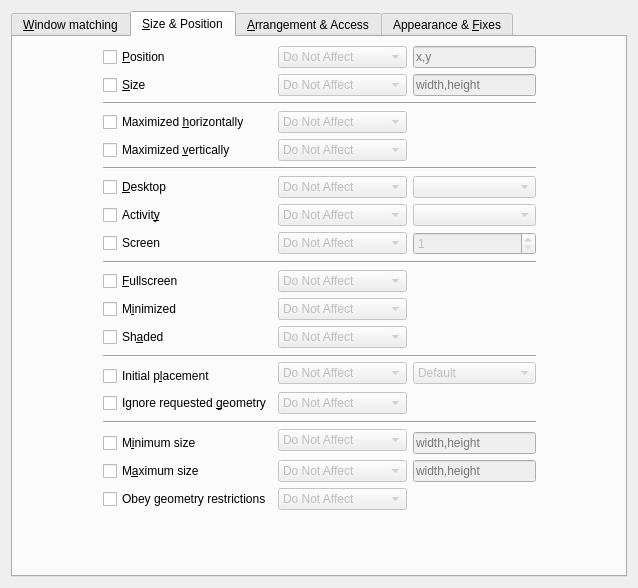
Qt form kwin/kcmkwin/kwinrules/ruleswidgetbase.ui (fluxer/kde-workspace) before a commit.
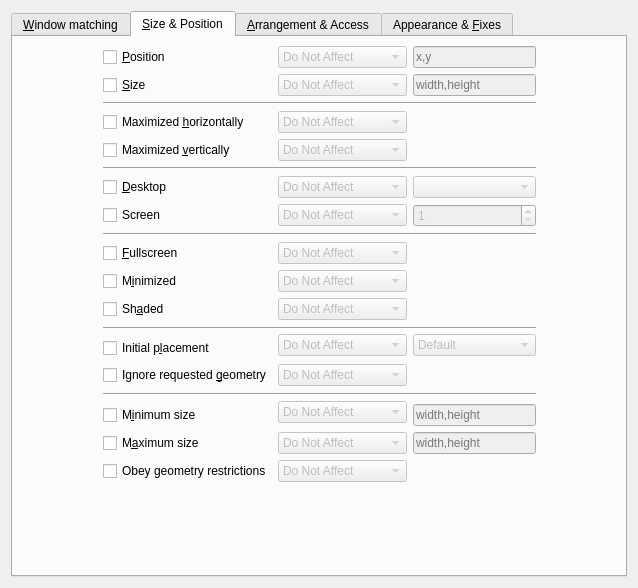
The same form after that commit. The open tabs and pages were chosen to show the change. Custom widgets are drawn as their Qt base class.

Commit message: kwin: remove activities support leftovers

```diff
--- a/kwin/kcmkwin/kwinrules/ruleswidgetbase.ui
+++ b/kwin/kcmkwin/kwinrules/ruleswidgetbase.ui
@@ -484,6 +484,13 @@
        <string>&amp;Size &amp;&amp; Position</string>
       </attribute>
       <layout class="QGridLayout" name="gridLayout_5">
+       <item row="11" column="1" colspan="2">
+        <widget class="QCheckBox" name="enable_shade">
+         <property name="text">
+          <string>Sh&amp;aded</string>
+         </property>
+        </widget>
+       </item>
        <item row="0" column="1">
         <widget class="QCheckBox" name="enable_position">
          <property name="text">
@@ -791,58 +798,7 @@
          </property>
         </spacer>
        </item>
-       <item row="7" column="1" colspan="2">
-        <widget class="QCheckBox" name="enable_activity">
-         <property name="text">
-          <string>Activit&amp;y</string>
-         </property>
-        </widget>
-       </item>
-       <item row="7" column="3">
-        <widget class="KComboBox" name="rule_activity">
-         <property name="enabled">
-          <bool>false</bool>
-         </property>
-         <item>
-          <property name="text">
-           <string>Do Not Affect</string>
-          </property>
-         </item>
-         <item>
-          <property name="text">
-           <string>Apply Initially</string>
-          </property>
-         </item>
-         <item>
-          <property name="text">
-           <string>Remember</string>
-          </property>
-         </item>
-         <item>
-          <property name="text">
-           <string>Force</string>
-          </property>
-         </item>
-         <item>
-          <property name="text">
-           <string>Apply Now</string>
-          </property>
-         </item>
-         <item>
-          <property name="text">
-           <string>Force Temporarily</string>
-          </property>
-         </item>
-        </widget>
-       </item>
        <item row="7" column="4">
-        <widget class="KComboBox" name="activity">
-         <property name="enabled">
-          <bool>false</bool>
-         </property>
-        </widget>
-       </item>
-       <item row="8" column="4">
         <widget class="QSpinBox" name="screen">
          <property name="enabled">
           <bool>false</bool>
@@ -852,21 +808,21 @@
          </property>
         </widget>
        </item>
-       <item row="9" column="1" colspan="4">
+       <item row="8" column="1" colspan="4">
         <widget class="Line" name="line_3">
          <property name="orientation">
           <enum>Qt::Horizontal</enum>
          </property>
         </widget>
        </item>
-       <item row="10" column="1" colspan="2">
+       <item row="9" column="1" colspan="2">
         <widget class="QCheckBox" name="enable_fullscreen">
          <property name="text">
           <string>&amp;Fullscreen</string>
          </property>
         </widget>
        </item>
-       <item row="10" column="3">
+       <item row="9" column="3">
         <widget class="KComboBox" name="rule_fullscreen">
          <property name="enabled">
           <bool>false</bool>
@@ -903,21 +859,21 @@
          </item>
         </widget>
        </item>
-       <item row="10" column="4">
+       <item row="9" column="4">
         <widget class="YesNoBox" name="fullscreen" native="true">
          <property name="enabled">
           <bool>false</bool>
          </property>
         </widget>
        </item>
-       <item row="11" column="1">
+       <item row="10" column="1">
         <widget class="QCheckBox" name="enable_minimize">
          <property name="text">
           <string>M&amp;inimized</string>
          </property>
         </widget>
        </item>
-       <item row="11" column="3">
+       <item row="10" column="3">
         <widget class="KComboBox" name="rule_minimize">
          <property name="enabled">
           <bool>false</bool>
@@ -954,21 +910,14 @@
          </item>
         </widget>
        </item>
-       <item row="11" column="4">
+       <item row="10" column="4">
         <widget class="YesNoBox" name="minimize" native="true">
          <property name="enabled">
           <bool>false</bool>
          </property>
         </widget>
        </item>
-       <item row="12" column="1" colspan="2">
-        <widget class="QCheckBox" name="enable_shade">
-         <property name="text">
-          <string>Sh&amp;aded</string>
-         </property>
-        </widget>
-       </item>
-       <item row="12" column="3">
+       <item row="11" column="3">
         <widget class="KComboBox" name="rule_shade">
          <property name="enabled">
           <bool>false</bool>
@@ -1005,21 +954,21 @@
          </item>
         </widget>
        </item>
-       <item row="12" column="4">
+       <item row="11" column="4">
         <widget class="YesNoBox" name="shade" native="true">
          <property name="enabled">
           <bool>false</bool>
          </property>
         </widget>
        </item>
-       <item row="13" column="1" rowspan="2" colspan="4">
+       <item row="12" column="1" rowspan="2" colspan="4">
         <widget class="Line" name="line">
          <property name="orientation">
           <enum>Qt::Horizontal</enum>
          </property>
         </widget>
        </item>
-       <item row="14" column="3" rowspan="2">
+       <item row="13" column="3" rowspan="2">
         <widget class="KComboBox" name="rule_placement">
          <property name="enabled">
           <bool>false</bool>
@@ -1041,7 +990,7 @@
          </item>
         </widget>
        </item>
-       <item row="14" column="4" rowspan="2">
+       <item row="13" column="4" rowspan="2">
         <widget class="KComboBox" name="placement">
          <property name="enabled">
           <bool>false</bool>
@@ -1098,7 +1047,7 @@
          </item>
         </widget>
        </item>
-       <item row="15" column="1">
+       <item row="14" column="1">
         <widget class="QCheckBox" name="enable_placement">
          <property name="toolTip">
           <string/>
@@ -1108,7 +1057,7 @@
          </property>
         </widget>
        </item>
-       <item row="16" column="1" colspan="2">
+       <item row="15" column="1" colspan="2">
         <widget class="QCheckBox" name="enable_ignoregeometry">
          <property name="toolTip">
           <string>Windows can ask to appear in a certain position.
@@ -1121,7 +1070,7 @@
          </property>
         </widget>
        </item>
-       <item row="16" column="3">
+       <item row="15" column="3">
         <widget class="KComboBox" name="rule_ignoregeometry">
          <property name="enabled">
           <bool>false</bool>
@@ -1158,21 +1107,21 @@
          </item>
         </widget>
        </item>
-       <item row="16" column="4">
+       <item row="15" column="4">
         <widget class="YesNoBox" name="ignoregeometry" native="true">
          <property name="enabled">
           <bool>false</bool>
          </property>
         </widget>
        </item>
-       <item row="17" column="1" rowspan="2" colspan="4">
+       <item row="16" column="1" rowspan="2" colspan="4">
         <widget class="Line" name="line_2">
          <property name="orientation">
           <enum>Qt::Horizontal</enum>
          </property>
         </widget>
        </item>
-       <item row="18" column="3" rowspan="2">
+       <item row="17" column="3" rowspan="2">
         <widget class="KComboBox" name="rule_minsize">
          <property name="enabled">
           <bool>false</bool>
@@ -1194,14 +1143,14 @@
          </item>
         </widget>
        </item>
-       <item row="19" column="1">
+       <item row="18" column="1">
         <widget class="QCheckBox" name="enable_minsize">
          <property name="text">
           <string>M&amp;inimum size</string>
          </property>
         </widget>
        </item>
-       <item row="19" column="4">
+       <item row="18" column="4">
         <widget class="KRestrictedLine" name="minsize">
          <property name="enabled">
           <bool>false</bool>
@@ -1214,14 +1163,14 @@
          </property>
         </widget>
        </item>
-       <item row="20" column="1">
+       <item row="19" column="1">
         <widget class="QCheckBox" name="enable_maxsize">
          <property name="text">
           <string>M&amp;aximum size</string>
          </property>
         </widget>
        </item>
-       <item row="20" column="3">
+       <item row="19" column="3">
         <widget class="KComboBox" name="rule_maxsize">
          <property name="enabled">
           <bool>false</bool>
@@ -1243,7 +1192,7 @@
          </item>
         </widget>
        </item>
-       <item row="20" column="4">
+       <item row="19" column="4">
         <widget class="KRestrictedLine" name="maxsize">
          <property name="enabled">
           <bool>false</bool>
@@ -1256,7 +1205,7 @@
          </property>
         </widget>
        </item>
-       <item row="21" column="1" colspan="2">
+       <item row="20" column="1" colspan="2">
         <widget class="QCheckBox" name="enable_strictgeometry">
          <property name="toolTip">
           <string>Eg. terminals or video players can ask to keep a certain aspect ratio
@@ -1276,7 +1225,7 @@
          </property>
         </widget>
        </item>
-       <item row="21" column="3">
+       <item row="20" column="3">
         <widget class="KComboBox" name="rule_strictgeometry">
          <property name="enabled">
           <bool>false</bool>
@@ -1298,14 +1247,14 @@
          </item>
         </widget>
        </item>
-       <item row="21" column="4">
+       <item row="20" column="4">
         <widget class="YesNoBox" name="strictgeometry" native="true">
          <property name="enabled">
           <bool>false</bool>
          </property>
         </widget>
        </item>
-       <item row="22" column="3">
+       <item row="21" column="3">
         <spacer>
          <property name="orientation">
           <enum>Qt::Vertical</enum>
@@ -1321,7 +1270,7 @@
          </property>
         </spacer>
        </item>
-       <item row="8" column="3">
+       <item row="7" column="3">
         <widget class="KComboBox" name="rule_screen">
          <property name="enabled">
           <bool>false</bool>
@@ -1358,7 +1307,7 @@
          </item>
         </widget>
        </item>
-       <item row="8" column="1" colspan="2">
+       <item row="7" column="1" colspan="2">
         <widget class="QCheckBox" name="enable_screen">
          <property name="text">
           <string>Screen</string>
```
Left out of the diff: 3 changed lines with no effect on the pictures. The commit also changes 1 other file.
